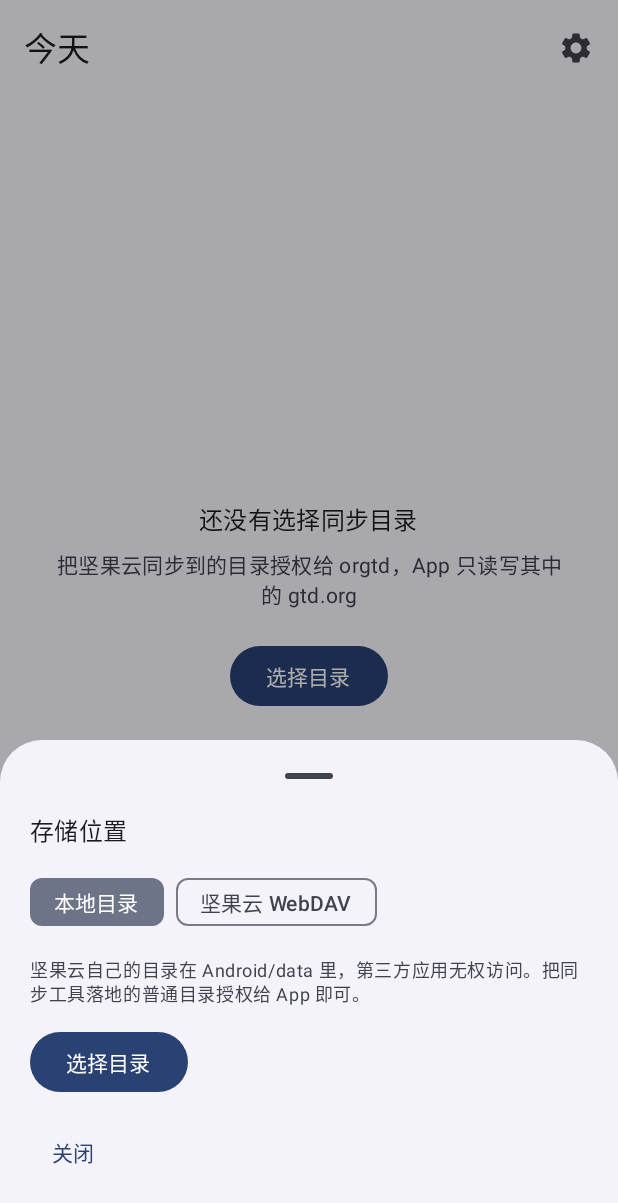
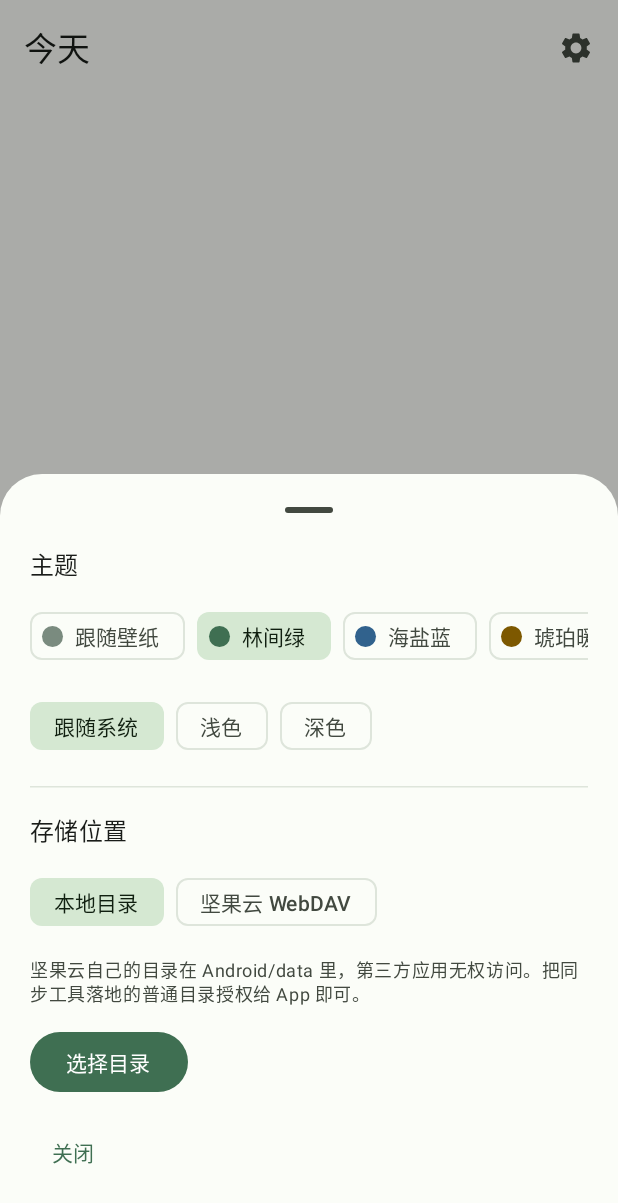
Before and after one commit to Grant-S-Z/orgtd, an Android app built with Jetpack Compose: the screen it shows after launch (MainActivity), after a tap on "设置", on a phone screen of 412 x 824 dp. Shown: the top 1203 px of the screen. Run offline under Robolectric (Android 15) with nearby library versions, the phone set to English and light mode, and no system bars.

Commit message:
feat(ui): 五套 Material 3 配色与深色模式
- 林间绿/海盐蓝/琥珀暖沙/鸢尾紫/石墨灰，各含 Light/Dark
- Android 12+ 支持跟随壁纸动态取色，旧版本回落林间绿
- 外观三档：跟随系统/浅色/深色，存本地偏好
- 设置面板顶部主题区，色点预览，切换即时生效

```diff
--- a/app/src/main/kotlin/dev/orgtd/MainActivity.kt
+++ b/app/src/main/kotlin/dev/orgtd/MainActivity.kt
@@ -12,6 +12,7 @@ import androidx.activity.compose.rememberLauncherForActivityResult
 import androidx.activity.compose.setContent
 import androidx.activity.enableEdgeToEdge
 import androidx.activity.result.contract.ActivityResultContracts
+import androidx.compose.foundation.isSystemInDarkTheme
 import androidx.compose.runtime.DisposableEffect
 import androidx.compose.runtime.LaunchedEffect
 import androidx.compose.runtime.getValue
@@ -24,6 +25,7 @@ import androidx.lifecycle.LifecycleEventObserver
 import androidx.lifecycle.compose.LocalLifecycleOwner
 import androidx.lifecycle.compose.collectAsStateWithLifecycle
 import androidx.lifecycle.viewmodel.compose.viewModel
+import dev.orgtd.data.DarkMode
 import dev.orgtd.ui.OrgtdApp
 import dev.orgtd.ui.theme.OrgtdTheme
 
@@ -34,9 +36,16 @@ class MainActivity : ComponentActivity() {
         enableEdgeToEdge()
 
         setContent {
-            OrgtdTheme {
-                val viewModel: TaskViewModel = viewModel()
-                val state by viewModel.state.collectAsStateWithLifecycle()
+            val viewModel: TaskViewModel = viewModel()
+            val state by viewModel.state.collectAsStateWithLifecycle()
+
+            val darkTheme = when (state.settings.darkMode) {
+                DarkMode.LIGHT -> false
+                DarkMode.DARK -> true
+                DarkMode.SYSTEM -> isSystemInDarkTheme()
+            }
+
+            OrgtdTheme(themeId = state.settings.themeId, darkTheme = darkTheme) {
                 val context = LocalContext.current
 
                 val picker = rememberLauncherForActivityResult(
@@ -105,6 +114,8 @@ class MainActivity : ComponentActivity() {
                     onDeleteList = viewModel::deleteList,
                     onMoveList = viewModel::moveList,
                     onSaveWebDav = viewModel::saveWebDav,
+                    onSetTheme = viewModel::setTheme,
+                    onSetDarkMode = viewModel::setDarkMode,
                     onDismissError = viewModel::clearError,
                 )
             }
--- a/app/src/main/kotlin/dev/orgtd/TaskViewModel.kt
+++ b/app/src/main/kotlin/dev/orgtd/TaskViewModel.kt
@@ -4,6 +4,7 @@ import android.app.Application
 import android.net.Uri
 import androidx.lifecycle.AndroidViewModel
 import androidx.lifecycle.viewModelScope
+import dev.orgtd.data.DarkMode
 import dev.orgtd.data.OrgPrefs
 import dev.orgtd.data.OrgSource
 import dev.orgtd.data.SecureStore
@@ -49,6 +50,8 @@ data class SettingsUi(
     val webDavUser: String = "",
     val hasPassword: Boolean = false,
     val localFolderChosen: Boolean = false,
+    val themeId: String = OrgPrefs.DEFAULT_THEME,
+    val darkMode: DarkMode = DarkMode.SYSTEM,
 )
 
 data class UiState(
@@ -102,6 +105,8 @@ class TaskViewModel(app: Application) : AndroidViewModel(app) {
         webDavUser = prefs.webDavUser,
         hasPassword = SecureStore.password(getApplication()).isNotBlank(),
         localFolderChosen = prefs.treeUri != null,
+        themeId = prefs.themeId,
+        darkMode = prefs.darkMode,
     )
 
     private fun publishSettings() {
@@ -127,6 +132,16 @@ class TaskViewModel(app: Application) : AndroidViewModel(app) {
         lastText = null
         publishSettings()
         refresh()
+    }
+
+    fun setTheme(themeId: String) {
+        prefs.themeId = themeId
+        publishSettings()
+    }
+
+    fun setDarkMode(mode: DarkMode) {
+        prefs.darkMode = mode
+        publishSettings()
     }
 
     fun useLocal() {
--- a/app/src/main/kotlin/dev/orgtd/data/OrgPrefs.kt
+++ b/app/src/main/kotlin/dev/orgtd/data/OrgPrefs.kt
@@ -3,6 +3,8 @@ package dev.orgtd.data
 import android.content.Context
 
 enum class StorageMode { LOCAL, WEBDAV }
+
+enum class DarkMode { SYSTEM, LIGHT, DARK }
 
 /** 应用级设置：存储方式、本地目录授权、WebDAV 地址与账号。 */
 class OrgPrefs(context: Context) {
@@ -29,14 +31,26 @@ class OrgPrefs(context: Context) {
         get() = prefs.getString(KEY_DAV_USER, "") ?: ""
         set(value) = prefs.edit().putString(KEY_DAV_USER, value).apply()
 
+    var themeId: String
+        get() = prefs.getString(KEY_THEME, DEFAULT_THEME) ?: DEFAULT_THEME
+        set(value) = prefs.edit().putString(KEY_THEME, value).apply()
+
+    var darkMode: DarkMode
+        get() = DarkMode.entries.firstOrNull { it.name == prefs.getString(KEY_DARK_MODE, null) }
+            ?: DarkMode.SYSTEM
+        set(value) = prefs.edit().putString(KEY_DARK_MODE, value.name).apply()
+
     companion object {
         const val DEFAULT_FILE = "gtd.org"
         const val DEFAULT_DAV_URL = "https://dav.jianguoyun.com/dav/orgtd/gtd.org"
+        const val DEFAULT_THEME = "forest"
 
         private const val KEY_MODE = "mode"
         private const val KEY_TREE_URI = "tree_uri"
         private const val KEY_FILE_NAME = "file_name"
         private const val KEY_DAV_URL = "dav_url"
         private const val KEY_DAV_USER = "dav_user"
+        private const val KEY_THEME = "theme_id"
+        private const val KEY_DARK_MODE = "dark_mode"
     }
 }
--- a/app/src/main/kotlin/dev/orgtd/ui/OrgtdApp.kt
+++ b/app/src/main/kotlin/dev/orgtd/ui/OrgtdApp.kt
@@ -64,6 +64,7 @@ import androidx.compose.ui.text.style.TextAlign
 import androidx.compose.ui.text.style.TextDecoration
 import androidx.compose.ui.unit.dp
 import dev.orgtd.ListUi
+import dev.orgtd.data.DarkMode
 import dev.orgtd.TaskUi
 import dev.orgtd.UiState
 import java.time.LocalDate
@@ -104,6 +105,8 @@ fun OrgtdApp(
     onDeleteList: (Int) -> Unit,
     onMoveList: (Int, Int) -> Unit,
     onSaveWebDav: (String, String, String) -> Unit,
+    onSetTheme: (String) -> Unit,
+    onSetDarkMode: (DarkMode) -> Unit,
     onDismissError: () -> Unit,
 ) {
     var tabIndex by rememberSaveable { mutableIntStateOf(0) }
@@ -237,6 +240,8 @@ fun OrgtdApp(
                 onSaveWebDav(url, user, password)
                 showSettings = false
             },
+            onSetTheme = onSetTheme,
+            onSetDarkMode = onSetDarkMode,
         )
     }
 
--- a/app/src/main/kotlin/dev/orgtd/ui/SettingsSheet.kt
+++ b/app/src/main/kotlin/dev/orgtd/ui/SettingsSheet.kt
@@ -1,13 +1,22 @@
 package dev.orgtd.ui
 
+import android.os.Build
+import androidx.compose.foundation.background
+import androidx.compose.foundation.horizontalScroll
 import androidx.compose.foundation.layout.Arrangement
+import androidx.compose.foundation.layout.Box
 import androidx.compose.foundation.layout.Column
 import androidx.compose.foundation.layout.Row
 import androidx.compose.foundation.layout.fillMaxWidth
 import androidx.compose.foundation.layout.padding
+import androidx.compose.foundation.layout.size
+import androidx.compose.foundation.rememberScrollState
+import androidx.compose.foundation.shape.CircleShape
+import androidx.compose.foundation.verticalScroll
 import androidx.compose.material3.Button
 import androidx.compose.material3.ExperimentalMaterial3Api
 import androidx.compose.material3.FilterChip
+import androidx.compose.material3.HorizontalDivider
 import androidx.compose.material3.MaterialTheme
 import androidx.compose.material3.ModalBottomSheet
 import androidx.compose.material3.OutlinedTextField
@@ -23,7 +32,10 @@ import androidx.compose.ui.Modifier
 import androidx.compose.ui.text.input.PasswordVisualTransformation
 import androidx.compose.ui.unit.dp
 import dev.orgtd.SettingsUi
+import dev.orgtd.data.DarkMode
 import dev.orgtd.data.StorageMode
+import dev.orgtd.ui.theme.OrgtdPalettes
+import dev.orgtd.ui.theme.ThemePalette
 
 @OptIn(ExperimentalMaterial3Api::class)
 @Composable
@@ -32,22 +44,68 @@ fun SettingsSheet(
     onDismiss: () -> Unit,
     onPickFolder: () -> Unit,
     onSaveWebDav: (String, String, String) -> Unit,
+    onSetTheme: (String) -> Unit,
+    onSetDarkMode: (DarkMode) -> Unit,
 ) {
     val sheetState = rememberModalBottomSheetState(skipPartiallyExpanded = true)
+    val scroll = rememberScrollState()
 
     var mode by rememberSaveable { mutableStateOf(settings.mode) }
     var url by rememberSaveable { mutableStateOf(settings.webDavUrl) }
     var user by rememberSaveable { mutableStateOf(settings.webDavUser) }
     var password by rememberSaveable { mutableStateOf("") }
 
+    val palettes: List<ThemePalette> = if (Build.VERSION.SDK_INT >= Build.VERSION_CODES.S) {
+        listOf(OrgtdPalettes.dynamicEntry) + OrgtdPalettes.all
+    } else {
+        OrgtdPalettes.all
+    }
+
     ModalBottomSheet(onDismissRequest = onDismiss, sheetState = sheetState) {
         Column(
             modifier = Modifier
                 .fillMaxWidth()
+                .verticalScroll(scroll)
                 .padding(horizontal = 20.dp)
                 .padding(bottom = 32.dp),
             verticalArrangement = Arrangement.spacedBy(12.dp),
         ) {
+            Text("主题", style = MaterialTheme.typography.titleMedium)
+            Row(
+                modifier = Modifier.horizontalScroll(rememberScrollState()),
+                horizontalArrangement = Arrangement.spacedBy(8.dp),
+            ) {
+                palettes.forEach { palette ->
+                    FilterChip(
+                        selected = settings.themeId == palette.id,
+                        onClick = { onSetTheme(palette.id) },
+                        label = { Text(palette.name) },
+                        leadingIcon = {
+                            Box(
+                                Modifier
+                                    .size(14.dp)
+                                    .background(palette.seed, CircleShape),
+                            )
+                        },
+                    )
+                }
+            }
+
+            Row(horizontalArrangement = Arrangement.spacedBy(8.dp)) {
+                listOf(
+                    DarkMode.SYSTEM to "跟随系统",
+                    DarkMode.LIGHT to "浅色",
+                    DarkMode.DARK to "深色",
+                ).forEach { (modeValue, label) ->
+                    FilterChip(
+                        selected = settings.darkMode == modeValue,
+                        onClick = { onSetDarkMode(modeValue) },
+                        label = { Text(label) },
+                    )
+                }
+            }
+
+            HorizontalDivider(Modifier.padding(vertical = 4.dp))
             Text("存储位置", style = MaterialTheme.typography.titleMedium)
 
             Row(horizontalArrangement = Arrangement.spacedBy(8.dp)) {
--- /dev/null
+++ b/app/src/main/kotlin/dev/orgtd/ui/theme/Palette.kt
@@ -0,0 +1,225 @@
+package dev.orgtd.ui.theme
+
+import androidx.compose.material3.ColorScheme
+import androidx.compose.material3.darkColorScheme
+import androidx.compose.material3.lightColorScheme
+import androidx.compose.ui.graphics.Color
+
+/**
+ * 一套主题 = 一个 Light + 一个 Dark 的 Material 3 配色。
+ *
+ * 只手工定角色色（primary/secondary/tertiary 及其容器、表面、描边），
+ * error 系列沿用 M3 基线，避免每套主题都要重新检查一遍对比度。
+ */
+data class ThemePalette(
+    val id: String,
+    val name: String,
+    val seed: Color,
+    val light: ColorScheme,
+    val dark: ColorScheme,
+)
+
+private fun light(
+    primary: Long,
+    primaryContainer: Long,
+    onPrimaryContainer: Long,
+    secondary: Long,
+    secondaryContainer: Long,
+    onSecondaryContainer: Long,
+    tertiary: Long,
+    tertiaryContainer: Long,
+    onTertiaryContainer: Long,
+    background: Long,
+    onSurface: Long,
+    surfaceVariant: Long,
+    onSurfaceVariant: Long,
+    outline: Long,
+): ColorScheme = lightColorScheme(
+    primary = Color(primary),
+    onPrimary = Color(0xFFFFFFFF),
+    primaryContainer = Color(primaryContainer),
+    onPrimaryContainer = Color(onPrimaryContainer),
+    secondary = Color(secondary),
+    onSecondary = Color(0xFFFFFFFF),
+    secondaryContainer = Color(secondaryContainer),
+    onSecondaryContainer = Color(onSecondaryContainer),
+    tertiary = Color(tertiary),
+    onTertiary = Color(0xFFFFFFFF),
+    tertiaryContainer = Color(tertiaryContainer),
+    onTertiaryContainer = Color(onTertiaryContainer),
+    background = Color(background),
+    onBackground = Color(onSurface),
+    surface = Color(background),
+    onSurface = Color(onSurface),
+    surfaceVariant = Color(surfaceVariant),
+    onSurfaceVariant = Color(onSurfaceVariant),
+    outline = Color(outline),
+    outlineVariant = Color(surfaceVariant),
+    surfaceContainerLowest = Color(0xFFFFFFFF),
+    surfaceContainerLow = Color(background),
+    surfaceContainer = Color(surfaceVariant),
+    surfaceContainerHigh = Color(surfaceVariant),
+    surfaceContainerHighest = Color(surfaceVariant),
+)
+
+private fun dark(
+    primary: Long,
+    primaryContainer: Long,
+    onPrimaryContainer: Long,
+    secondary: Long,
+    secondaryContainer: Long,
+    onSecondaryContainer: Long,
+    tertiary: Long,
+    tertiaryContainer: Long,
+    onTertiaryContainer: Long,
+    background: Long,
+    onSurface: Long,
+    surfaceVariant: Long,
+    onSurfaceVariant: Long,
+    outline: Long,
+): ColorScheme = darkColorScheme(
+    primary = Color(primary),
+    onPrimary = Color(0xFF00210F),
+    primaryContainer = Color(primaryContainer),
+    onPrimaryContainer = Color(onPrimaryContainer),
+    secondary = Color(secondary),
+    onSecondary = Color(0xFF0A120A),
+    secondaryContainer = Color(secondaryContainer),
+    onSecondaryContainer = Color(onSecondaryContainer),
+    tertiary = Color(tertiary),
+    onTertiary = Color(0xFF00201F),
+    tertiaryContainer = Color(tertiaryContainer),
+    onTertiaryContainer = Color(onTertiaryContainer),
+    background = Color(background),
+    onBackground = Color(onSurface),
+    surface = Color(background),
+    onSurface = Color(onSurface),
+    surfaceVariant = Color(surfaceVariant),
+    onSurfaceVariant = Color(onSurfaceVariant),
+    outline = Color(outline),
+    outlineVariant = Color(surfaceVariant),
+    surfaceContainerLowest = Color(0xFF0C0E0C),
+    surfaceContainerLow = Color(background),
+    surfaceContainer = Color(surfaceVariant),
+    surfaceContainerHigh = Color(surfaceVariant),
+    surfaceContainerHighest = Color(surfaceVariant),
+)
+
+object OrgtdPalettes {
+
+    const val DYNAMIC = "dynamic"
+    const val DEFAULT = "forest"
+
+    val forest = ThemePalette(
+        id = "forest",
+        name = "林间绿",
+        seed = Color(0xFF3F6F52),
+        light = light(
+            primary = 0xFF3F6F52, primaryContainer = 0xFFC1EBCE, onPrimaryContainer = 0xFF00210F,
+            secondary = 0xFF526350, secondaryContainer = 0xFFD5E8D2, onSecondaryContainer = 0xFF101F10,
+            tertiary = 0xFF3A6668, tertiaryContainer = 0xFFBCEBED, onTertiaryContainer = 0xFF002021,
+            background = 0xFFFBFDF8, onSurface = 0xFF191C19,
+            surfaceVariant = 0xFFDEE5DB, onSurfaceVariant = 0xFF424940, outline = 0xFF72796F,
+        ),
+        dark = dark(
+            primary = 0xFFA5D3B3, primaryContainer = 0xFF265133, onPrimaryContainer = 0xFFC1EBCE,
+            secondary = 0xFFB9CCB9, secondaryContainer = 0xFF3A4B3A, onSecondaryContainer = 0xFFD5E8D2,
+            tertiary = 0xFFA0CFD0, tertiaryContainer = 0xFF1E4A4C, onTertiaryContainer = 0xFFBCEBED,
+            background = 0xFF191C19, onSurface = 0xFFE1E3DD,
+            surfaceVariant = 0xFF424940, onSurfaceVariant = 0xFFC2C9BF, outline = 0xFF8C9388,
+        ),
+    )
+
+    val ocean = ThemePalette(
+        id = "ocean",
+        name = "海盐蓝",
+        seed = Color(0xFF31628D),
+        light = light(
+            primary = 0xFF31628D, primaryContainer = 0xFFD0E4FF, onPrimaryContainer = 0xFF001D33,
+            secondary = 0xFF526070, secondaryContainer = 0xFFD5E4F5, onSecondaryContainer = 0xFF0F1D2A,
+            tertiary = 0xFF6A5777, tertiaryContainer = 0xFFF0DBFC, onTertiaryContainer = 0xFF251432,
+            background = 0xFFF8F9FB, onSurface = 0xFF191C1E,
+            surfaceVariant = 0xFFDFE2E6, onSurfaceVariant = 0xFF43474C, outline = 0xFF73777C,
+        ),
+        dark = dark(
+            primary = 0xFF9ECBF9, primaryContainer = 0xFF14497A, onPrimaryContainer = 0xFFD0E4FF,
+            secondary = 0xFFB9C8DB, secondaryContainer = 0xFF3A4859, onSecondaryContainer = 0xFFD5E4F5,
+            tertiary = 0xFFD5BFE3, tertiaryContainer = 0xFF523F5F, onTertiaryContainer = 0xFFF0DBFC,
+            background = 0xFF111416, onSurface = 0xFFE1E2E5,
+            surfaceVariant = 0xFF43474C, onSurfaceVariant = 0xFFC3C7CC, outline = 0xFF8D9196,
+        ),
+    )
+
+    val amber = ThemePalette(
+        id = "amber",
+        name = "琥珀暖沙",
+        seed = Color(0xFF7D5800),
+        light = light(
+            primary = 0xFF7D5800, primaryContainer = 0xFFFFDEA6, onPrimaryContainer = 0xFF271900,
+            secondary = 0xFF6C5D3F, secondaryContainer = 0xFFF4E0BC, onSecondaryContainer = 0xFF251A04,
+            tertiary = 0xFF4C6545, tertiaryContainer = 0xFFCEEBC2, onTertiaryContainer = 0xFF082100,
+            background = 0xFFFFF8F0, onSurface = 0xFF1F1B16,
+            surfaceVariant = 0xFFEDE0CF, onSurfaceVariant = 0xFF4F4539, outline = 0xFF817567,
+        ),
+        dark = dark(
+            primary = 0xFFEEBE72, primaryContainer = 0xFF5E4200, onPrimaryContainer = 0xFFFFDEA6,
+            secondary = 0xFFD8C4A0, secondaryContainer = 0xFF52452F, onSecondaryContainer = 0xFFF4E0BC,
+            tertiary = 0xFFB3CFA6, tertiaryContainer = 0xFF354D2F, onTertiaryContainer = 0xFFCEEBC2,
+            background = 0xFF1F1B16, onSurface = 0xFFEDE0D4,
+            surfaceVariant = 0xFF4F4539, onSurfaceVariant = 0xFFD3C4B4, outline = 0xFF9C8F80,
+        ),
+    )
+
+    val iris = ThemePalette(
+        id = "iris",
+        name = "鸢尾紫",
+        seed = Color(0xFF6750A4),
+        light = light(
+            primary = 0xFF6750A4, primaryContainer = 0xFFEADDFF, onPrimaryContainer = 0xFF21005D,
+            secondary = 0xFF625B71, secondaryContainer = 0xFFE8DEF8, onSecondaryContainer = 0xFF1D192B,
+            tertiary = 0xFF7D5260, tertiaryContainer = 0xFFFFD8E4, onTertiaryContainer = 0xFF31111D,
+            background = 0xFFFFFBFE, onSurface = 0xFF1C1B1F,
+            surfaceVariant = 0xFFE7E0EC, onSurfaceVariant = 0xFF49454F, outline = 0xFF79747E,
+        ),
+        dark = dark(
+            primary = 0xFFD0BCFF, primaryContainer = 0xFF4F378B, onPrimaryContainer = 0xFFEADDFF,
+            secondary = 0xFFCCC2DC, secondaryContainer = 0xFF4A4458, onSecondaryContainer = 0xFFE8DEF8,
+            tertiary = 0xFFEFB8C8, tertiaryContainer = 0xFF633B48, onTertiaryContainer = 0xFFFFD8E4,
+            background = 0xFF1C1B1F, onSurface = 0xFFE6E1E5,
+            surfaceVariant = 0xFF49454F, onSurfaceVariant = 0xFFCAC4D0, outline = 0xFF938F99,
+        ),
+    )
+
+    val graphite = ThemePalette(
+        id = "graphite",
+        name = "石墨灰",
+        seed = Color(0xFF5D5F5F),
+        light = light(
+            primary = 0xFF5D5F5F, primaryContainer = 0xFFE2E3E2, onPrimaryContainer = 0xFF1A1C1C,
+            secondary = 0xFF5E605F, secondaryContainer = 0xFFE2E3E2, onSecondaryContainer = 0xFF1A1C1C,
+            tertiary = 0xFF5E5F62, tertiaryContainer = 0xFFE3E3E4, onTertiaryContainer = 0xFF1B1C1E,
+            background = 0xFFFBFBF9, onSurface = 0xFF1A1C1B,
+            surfaceVariant = 0xFFE2E3E1, onSurfaceVariant = 0xFF444846, outline = 0xFF747876,
+        ),
+        dark = dark(
+            primary = 0xFFC5C7C4, primaryContainer = 0xFF454745, onPrimaryContainer = 0xFFE2E3E1,
+            secondary = 0xFFC5C7C4, secondaryContainer = 0xFF454745, onSecondaryContainer = 0xFFE2E3E1,
+            tertiary = 0xFFC7C6CB, tertiaryContainer = 0xFF47464A, onTertiaryContainer = 0xFFE4E2E7,
+            background = 0xFF121413, onSurface = 0xFFE2E3E1,
+            surfaceVariant = 0xFF444846, onSurfaceVariant = 0xFFC4C7C4, outline = 0xFF8E918E,
+        ),
+    )
+
+    val all: List<ThemePalette> = listOf(forest, ocean, amber, iris, graphite)
+
+    fun byId(id: String): ThemePalette = all.firstOrNull { it.id == id } ?: forest
+
+    /** 「跟随壁纸」只在 Android 12+ 有意义。 */
+    val dynamicEntry = ThemePalette(
+        id = DYNAMIC,
+        name = "跟随壁纸",
+        seed = Color(0xFF7A8B7F),
+        light = forest.light,
+        dark = forest.dark,
+    )
+}
--- a/app/src/main/kotlin/dev/orgtd/ui/theme/Theme.kt
+++ b/app/src/main/kotlin/dev/orgtd/ui/theme/Theme.kt
@@ -3,51 +3,32 @@ package dev.orgtd.ui.theme
 import android.os.Build
 import androidx.compose.foundation.isSystemInDarkTheme
 import androidx.compose.material3.MaterialTheme
-import androidx.compose.material3.darkColorScheme
 import androidx.compose.material3.dynamicDarkColorScheme
 import androidx.compose.material3.dynamicLightColorScheme
-import androidx.compose.material3.lightColorScheme
 import androidx.compose.runtime.Composable
-import androidx.compose.ui.graphics.Color
 import androidx.compose.ui.platform.LocalContext
 
-private val Green = Color(0xFF3F6F52)
-private val GreenDark = Color(0xFFA8D5B5)
-
-private val LightColors = lightColorScheme(
-    primary = Green,
-    onPrimary = Color.White,
-    primaryContainer = Color(0xFFC1EBCE),
-    onPrimaryContainer = Color(0xFF00210F),
-    secondary = Color(0xFF526350),
-    background = Color(0xFFFBFDF8),
-    surface = Color(0xFFFBFDF8),
-)
-
-private val DarkColors = darkColorScheme(
-    primary = GreenDark,
-    onPrimary = Color(0xFF0A381D),
-    primaryContainer = Color(0xFF265133),
-    onPrimaryContainer = Color(0xFFC1EBCE),
-    secondary = Color(0xFFB9CCB9),
-    background = Color(0xFF191C19),
-    surface = Color(0xFF191C19),
-)
-
+/**
+ * 全局主题。配色来自 [OrgtdPalettes]，也可以在 Android 12+ 跟随壁纸取色。
+ *
+ * @param themeId 主题 id，或 [OrgtdPalettes.DYNAMIC]
+ * @param darkTheme 是否深色；由调用方根据「跟随系统 / 浅色 / 深色」决定
+ */
 @Composable
 fun OrgtdTheme(
+    themeId: String = OrgtdPalettes.DEFAULT,
     darkTheme: Boolean = isSystemInDarkTheme(),
-    dynamicColor: Boolean = true,
     content: @Composable () -> Unit,
 ) {
+    val context = LocalContext.current
+    val useDynamic = themeId == OrgtdPalettes.DYNAMIC && Build.VERSION.SDK_INT >= Build.VERSION_CODES.S
+    val palette = OrgtdPalettes.byId(themeId)
+
     val colorScheme = when {
-        dynamicColor && Build.VERSION.SDK_INT >= Build.VERSION_CODES.S -> {
-            val context = LocalContext.current
-            if (darkTheme) dynamicDarkColorScheme(context) else dynamicLightColorScheme(context)
-        }
-
-        darkTheme -> DarkColors
-        else -> LightColors
+        useDynamic && darkTheme -> dynamicDarkColorScheme(context)
+        useDynamic -> dynamicLightColorScheme(context)
+        darkTheme -> palette.dark
+        else -> palette.light
     }
 
     MaterialTheme(colorScheme = colorScheme, content = content)
```
Also changed, not shown: 2 other files.
